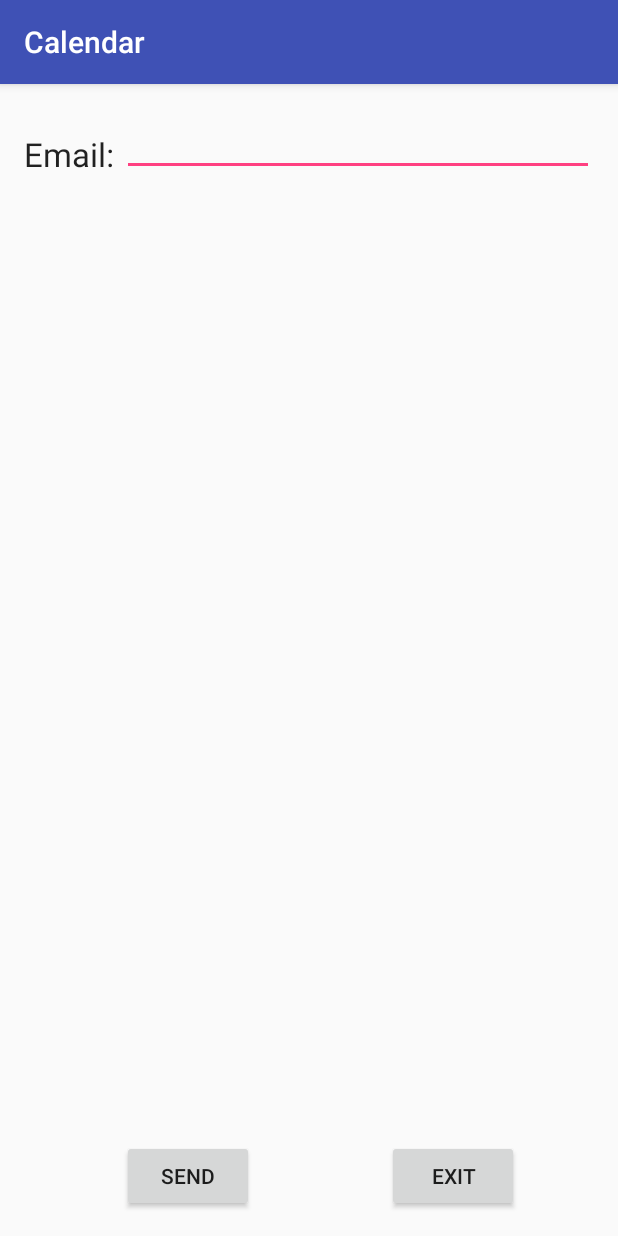
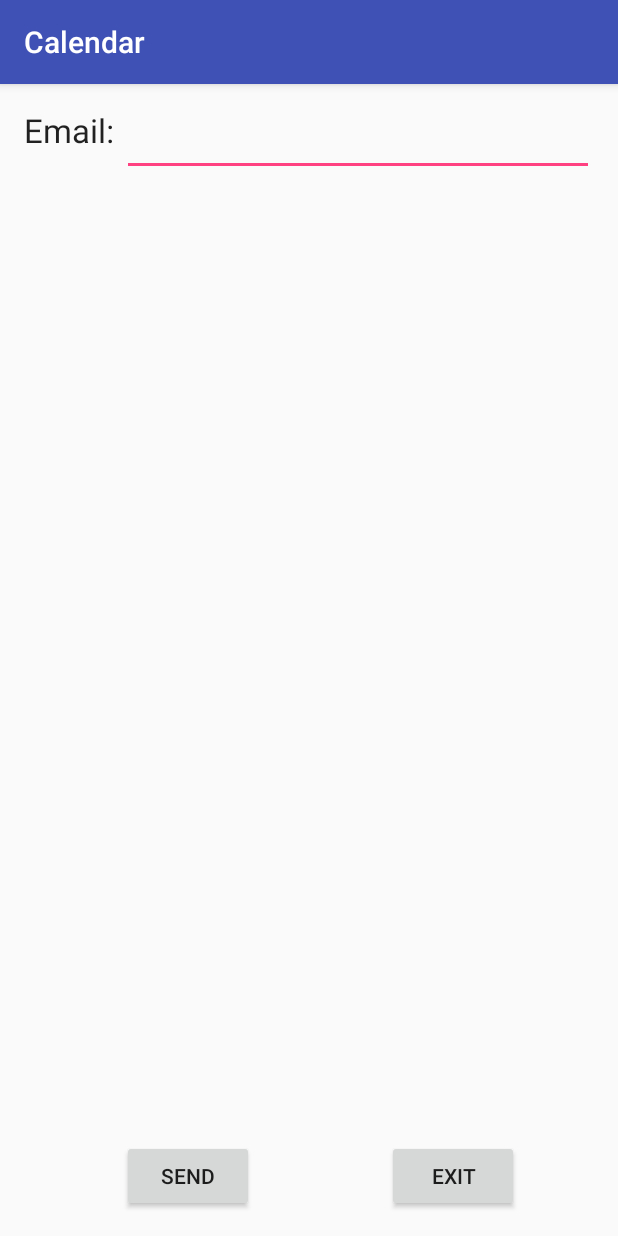
Before and after one commit to ameerak01/CalendarProject_Team4, an Android app: the ShareEvent screen opened directly, with no data from a screen before it, on a phone screen of 412 x 824 dp. Run offline under Robolectric (Android 15) with nearby library versions, the phone set to English and light mode, and no system bars.

Commit message:
changed pieces on the ShareEvent

```diff
--- a/app/src/main/res/layout/activity_share_event.xml
+++ b/app/src/main/res/layout/activity_share_event.xml
@@ -15,7 +15,7 @@
         android:textAppearance="?android:attr/textAppearanceLarge"
         android:text="Email: "
         android:id="@+id/textView"
-        android:layout_alignBottom="@+id/viewContact_email"
+        android:layout_alignTop="@+id/viewContact_email"
         android:layout_alignParentStart="true" />
 
     <EditText
```
